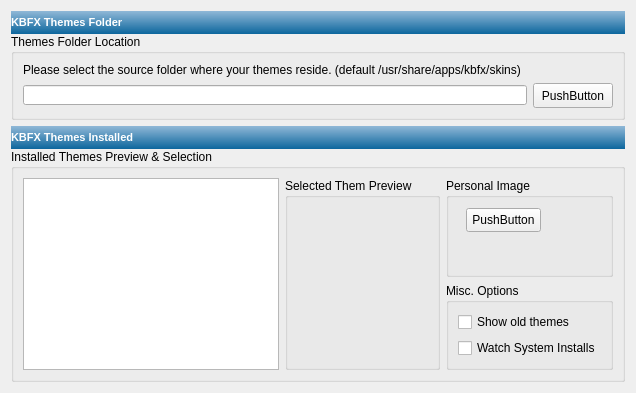
This is kbfx4/configdialog/kbfx_themes.ui in plexydesk/kbfxmenu as Qt 5 draws it before an edit. The edited form follows.
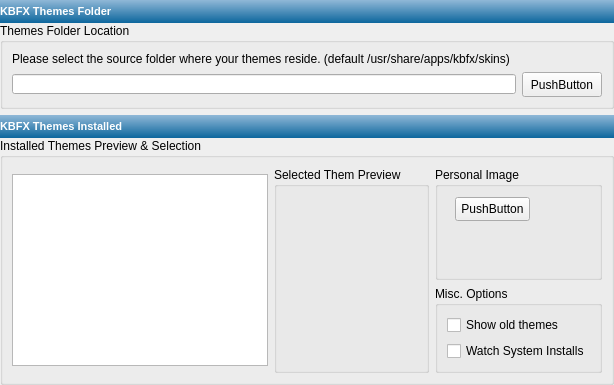
This is the edited form.

Diff of the .ui file:
```diff
--- a/kbfx4/configdialog/kbfx_themes.ui
+++ b/kbfx4/configdialog/kbfx_themes.ui
@@ -10,7 +10,7 @@
    </rect>
   </property>
   <property name="sizePolicy" >
-   <sizepolicy vsizetype="Maximum" hsizetype="Maximum" >
+   <sizepolicy vsizetype="Preferred" hsizetype="Preferred" >
     <horstretch>0</horstretch>
     <verstretch>0</verstretch>
    </sizepolicy>
@@ -19,6 +19,9 @@
    <string>Form</string>
   </property>
   <layout class="QVBoxLayout" name="verticalLayout" >
+   <property name="margin" >
+    <number>0</number>
+   </property>
    <item>
     <layout class="QVBoxLayout" name="verticalLayout_3" >
      <property name="spacing" >
@@ -210,7 +213,7 @@
      <item>
       <widget class="QGroupBox" name="groupBox_2" >
        <property name="sizePolicy" >
-        <sizepolicy vsizetype="MinimumExpanding" hsizetype="MinimumExpanding" >
+        <sizepolicy vsizetype="Preferred" hsizetype="MinimumExpanding" >
          <horstretch>0</horstretch>
          <verstretch>0</verstretch>
         </sizepolicy>
```
